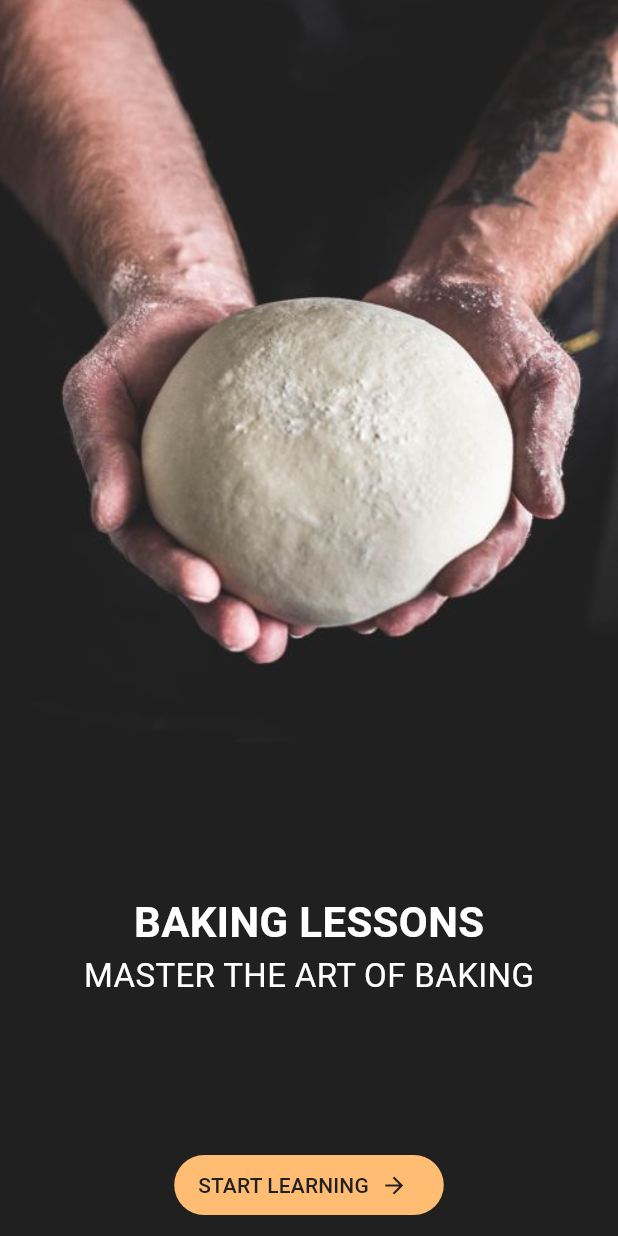
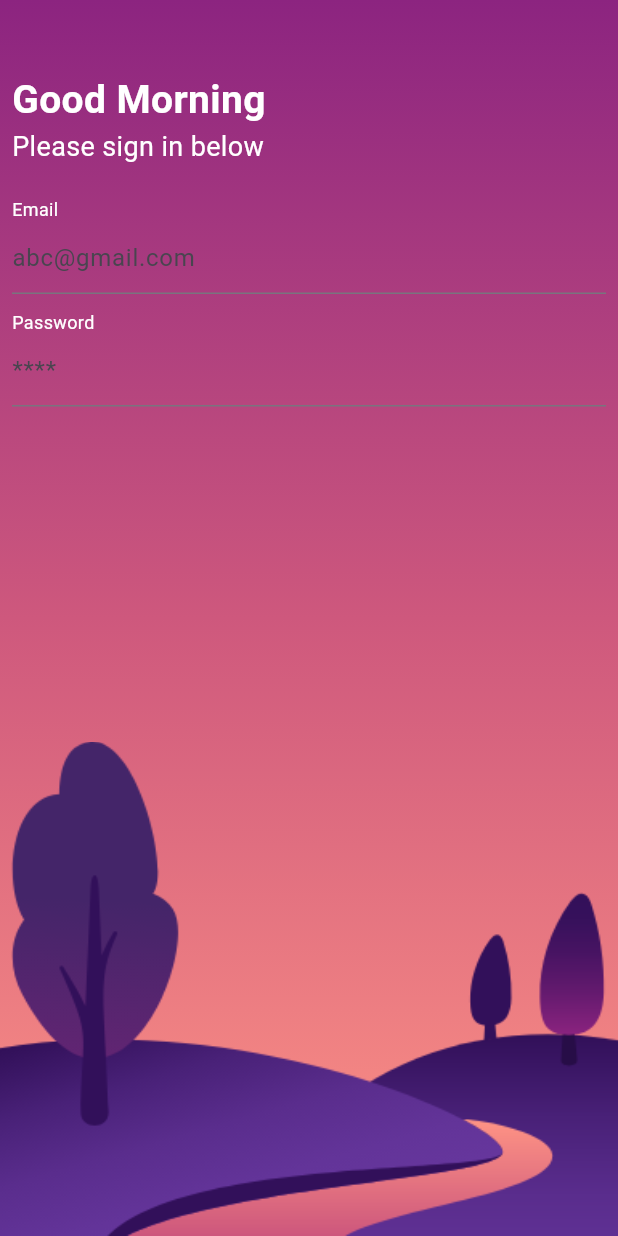
Before and after one commit to FRAmyZ010/MFU-MobileAppDev, a Flutter app: the screen it shows after launch, on a phone screen of 412 x 824 dp. Run offline on Flutter 3.47's test engine with Material 3 defaults, Android fonts, the phone set to English and light mode, and no system bars; missing offline and left inert: dart:ffi.

Commit message:
Add Login Dynamic

```diff
--- a/Week5/myapp/lib/main.dart
+++ b/Week5/myapp/lib/main.dart
@@ -1,6 +1,6 @@
 import 'package:flutter/material.dart';
-import 'package:myapp/week06/baking_app.dart';
+import 'package:myapp/week06/login_dynamic.dart';
 
 void main() {
-  runApp(MaterialApp(home: BakingApp(), debugShowCheckedModeBanner: false));
+  runApp(MaterialApp(home: LoginDynamic(), debugShowCheckedModeBanner: false));
 }
--- a/Week5/myapp/lib/week06/baking_app.dart
+++ b/Week5/myapp/lib/week06/baking_app.dart
@@ -15,12 +15,12 @@ class BakingApp extends StatelessWidget {
         children: [
           //Image
           Expanded(
-            flex: 6,
+            flex: 6, //ใช้แบ่งสัดส่วนพื้นที่ 60%
             child: Image.asset('assets/images/baking.jpg', fit: BoxFit.cover),
           ),
           // Text with button
           Expanded(
-            flex: 4,
+            flex: 4, // ใช้แบ่งสัดส่วนพื้นที่ 40 %
             child: Column(
               children: [
                 Spacer(),
--- /dev/null
+++ b/Week5/myapp/lib/week06/login_dynamic.dart
@@ -0,0 +1,95 @@
+import 'package:flutter/material.dart';
+
+class LoginDynamic extends StatefulWidget {
+  const LoginDynamic({super.key});
+
+  @override
+  State<LoginDynamic> createState() => _LoginDynamicState();
+}
+
+class _LoginDynamicState extends State<LoginDynamic> {
+  List<Color> darkBgColors = [
+    const Color(0xFF0D1441),
+    const Color(0xFF283584),
+    const Color(0xFF376AB2),
+  ];
+
+  List<Color> lightBgColors = [
+    const Color(0xFF8C2480),
+    const Color(0xFFCE587D),
+    const Color(0xFFFF9485),
+  ];
+
+  @override
+  Widget build(BuildContext context) {
+    Size size = MediaQuery.of(context).size;
+    DateTime now = DateTime.now();
+    return Scaffold(
+      // body: Container(width: double.infinity, height: double.infinity,),
+      body: Container(
+        width: size.width, // ทำให้ขนาด container เต็มจอ
+        height: size.height,
+        decoration: BoxDecoration(
+          // ทำ Background Gradients
+          gradient: LinearGradient(
+            colors: now.hour < 18 ? lightBgColors : darkBgColors,
+            begin: Alignment.topCenter,
+            end: Alignment.bottomCenter,
+          ),
+        ),
+        child: SafeArea(
+          child: Column(
+            crossAxisAlignment: CrossAxisAlignment.stretch,
+            children: [
+              Expanded(
+                flex: 6,
+                child: Padding(
+                  padding: const EdgeInsets.all(8.0),
+                  child: Column(
+                    crossAxisAlignment: CrossAxisAlignment.start,
+                    children: [
+                      SizedBox(height: 40),
+                      Text(
+                        now.hour < 18 ? "Good Morning" : "Good Evening",
+                        style: TextStyle(
+                          color: Colors.white,
+                          fontSize: 26,
+                          fontWeight: FontWeight.bold,
+                        ),
+                      ),
+                      Text(
+                        "Please sign in below",
+                        style: TextStyle(color: Colors.white, fontSize: 18),
+                      ),
+                      SizedBox(height: 20),
+                      Text(
+                        "Email",
+                        style: TextStyle(color: Colors.white, fontSize: 12),
+                      ),
+                      TextField(
+                        decoration: InputDecoration(hintText: 'abc@gmail.com'),
+                      ),
+                      SizedBox(height: 10),
+                      Text(
+                        "Password",
+                        style: TextStyle(color: Colors.white, fontSize: 12),
+                      ),
+                      TextField(decoration: InputDecoration(hintText: '****')),
+                    ],
+                  ),
+                ),
+              ),
+              Expanded(
+                flex: 4,
+                child: Image.asset(
+                  "assets/images/landscape.png",
+                  fit: BoxFit.fill,
+                ),
+              ),
+            ],
+          ),
+        ),
+      ),
+    );
+  }
+}
--- a/Week5/myapp/pubspec.yaml
+++ b/Week5/myapp/pubspec.yaml
@@ -61,6 +61,7 @@ flutter:
   assets:
     - assets/images/sky.jpg
     - assets/images/baking.jpg
+    - assets/images/landscape.png
   #   - images/a_dot_ham.jpeg
 
   # An image asset can refer to one or more resolution-specific "variants", see
```
